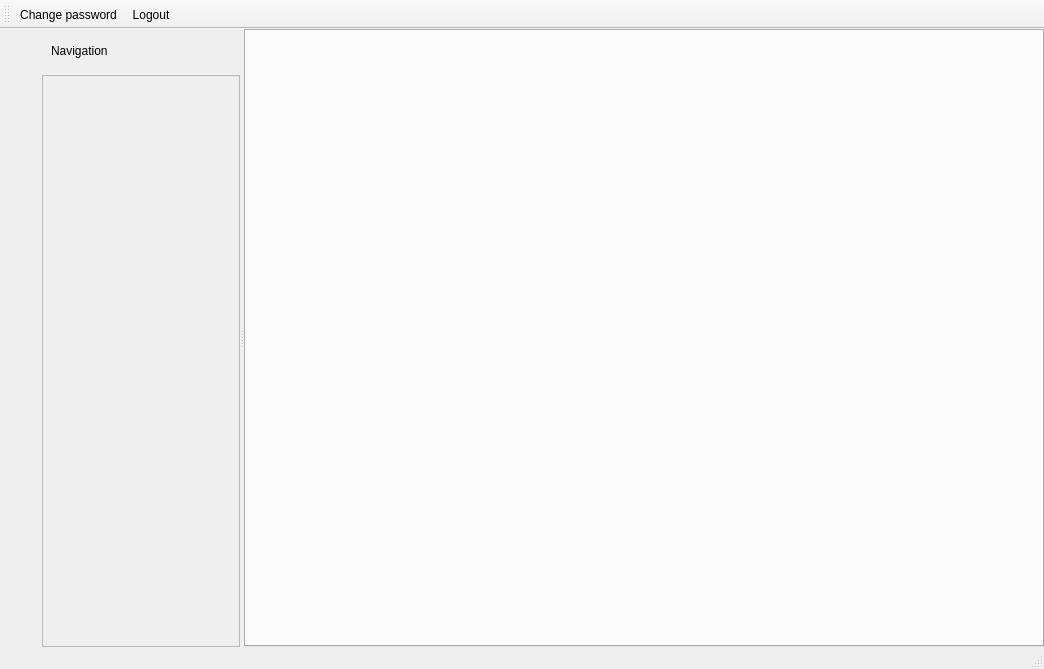
The window that Forms/c5mainwindow.ui (End1-1/Cafe5) describes before a commit, drawn with Qt 5.
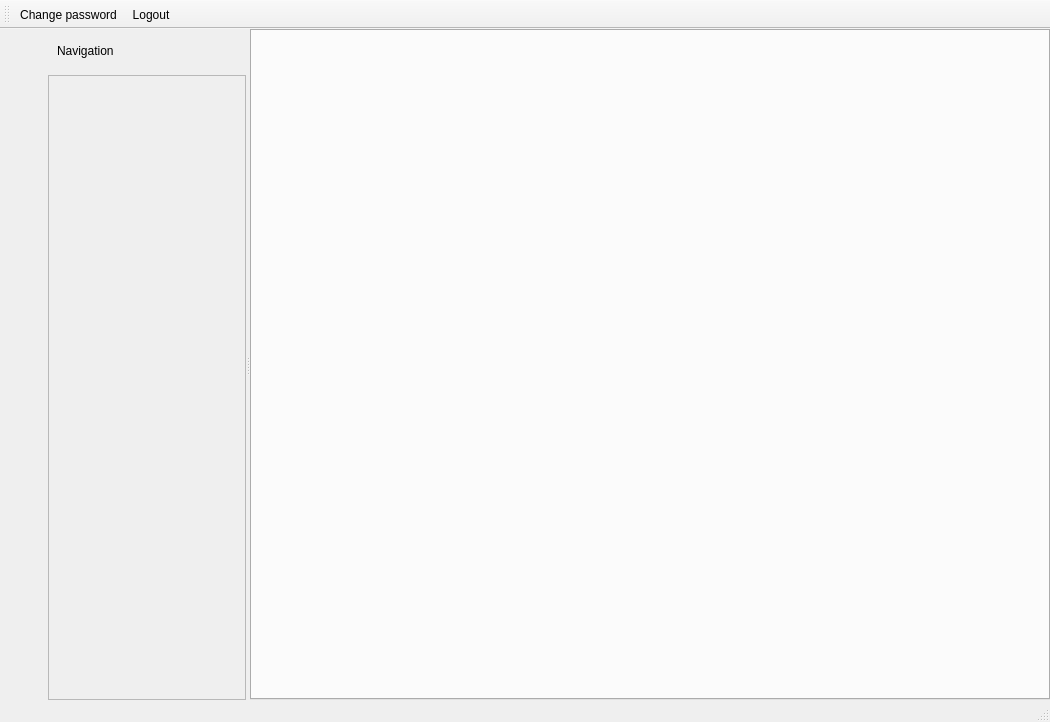
The same window after the commit. Icons and pictures are not drawn.

Patch:
```diff
--- a/Forms/c5mainwindow.ui
+++ b/Forms/c5mainwindow.ui
@@ -6,8 +6,8 @@
    <rect>
     <x>0</x>
     <y>0</y>
-    <width>1041</width>
-    <height>669</height>
+    <width>1038</width>
+    <height>722</height>
    </rect>
   </property>
   <property name="windowTitle">
@@ -26,10 +26,7 @@
      <height>16777215</height>
     </size>
    </property>
-   <layout class="QHBoxLayout" name="horizontalLayout_3">
-    <property name="spacing">
-     <number>0</number>
-    </property>
+   <layout class="QHBoxLayout" name="horizontalLayout">
     <property name="leftMargin">
      <number>0</number>
     </property>
@@ -106,14 +103,11 @@
      <widget class="QWidget" name="widget" native="true">
       <property name="sizePolicy">
        <sizepolicy hsizetype="Preferred" vsizetype="Expanding">
-        <horstretch>0</horstretch>
+        <horstretch>1</horstretch>
         <verstretch>0</verstretch>
        </sizepolicy>
       </property>
-      <layout class="QHBoxLayout" name="horizontalLayout">
-       <property name="spacing">
-        <number>0</number>
-       </property>
+      <layout class="QGridLayout" name="gridLayout">
        <property name="leftMargin">
         <number>0</number>
        </property>
@@ -126,7 +120,7 @@
        <property name="bottomMargin">
         <number>0</number>
        </property>
-       <item>
+       <item row="0" column="0">
         <widget class="QSplitter" name="splitter">
          <property name="orientation">
           <enum>Qt::Horizontal</enum>
@@ -176,8 +170,8 @@
                <rect>
                 <x>0</x>
                 <y>0</y>
-                <width>205</width>
-                <height>542</height>
+                <width>196</width>
+                <height>595</height>
                </rect>
               </property>
               <layout class="QVBoxLayout" name="verticalLayout_4">
```
